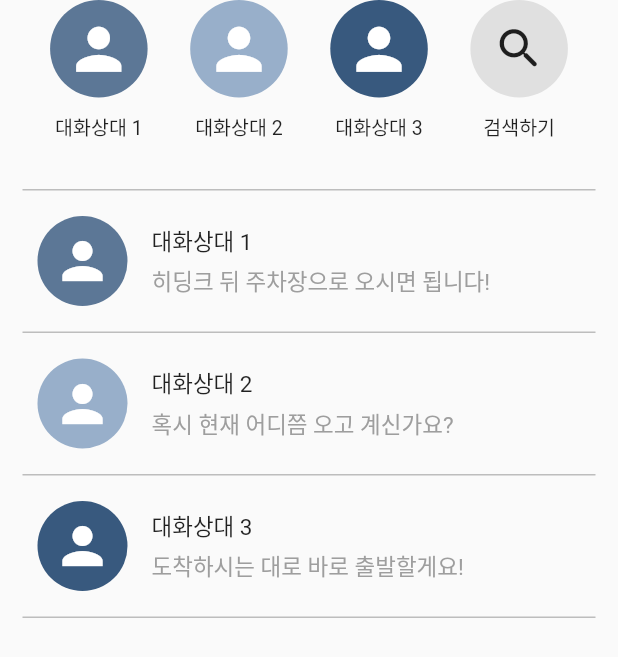
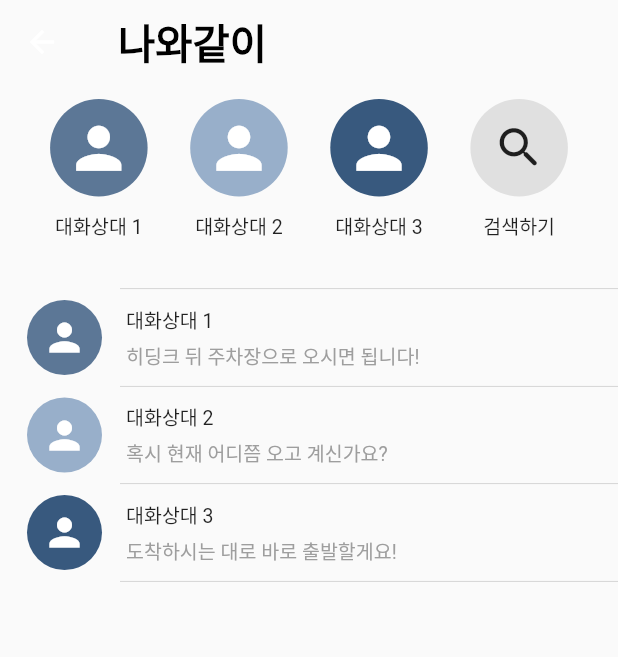
Before and after one commit to readable-ko/TogetherCar, a Flutter app: the ChatScreen screen opened directly, on a phone screen of 412 x 824 dp. Shown: the top 657 px of the screen. Run offline on Flutter 3.47's test engine with Material 2 defaults, Android fonts, the light colour scheme and no system bars; our stand-ins replace get.

Commit message:
채팅 UI 수정

```diff
--- a/lib/chat.dart
+++ b/lib/chat.dart
@@ -15,53 +15,64 @@ class ChatScreenState extends State<ChatScreen> {
     double height = MediaQuery.of(context).size.height;
 
     return Scaffold(
+      appBar: AppBar(
+        centerTitle: false,
+        title: const Text(' 나와같이',
+            style: TextStyle(
+                color: Colors.black,
+                fontSize: 27.0,
+                fontWeight: FontWeight.bold)),
+        elevation: 0.0,
+        backgroundColor: Colors.grey[50],
+      ),
       body: Center(
         child: Column(
           mainAxisAlignment: MainAxisAlignment.start,
+          crossAxisAlignment: CrossAxisAlignment.start,
           children: [
             Container(
-              margin:
-                  const EdgeInsets.only(left: 15.0, right: 15.0, bottom: 15.0),
+              margin: const EdgeInsets.only(
+                  top: 10.0, left: 15.0, right: 15.0, bottom: 25.0),
               child: people(),
             ),
             Divider(
-              height: 35,
-              thickness: 1,
-              indent: 15,
-              endIndent: 15,
+              height: 15,
+              thickness: 0.4,
+              indent: 80,
+              endIndent: 0,
               color: Colors.grey[400],
             ),
             Container(
-              margin: const EdgeInsets.only(left: 15.0, right: 15.0),
+              margin: const EdgeInsets.only(left: 8.0, right: 15.0),
               child: chat1(),
             ),
             Divider(
-              height: 35,
-              thickness: 1,
-              indent: 15,
-              endIndent: 15,
+              height: 15,
+              thickness: 0.4,
+              indent: 80,
+              endIndent: 0,
               color: Colors.grey[400],
             ),
             Container(
-              margin: const EdgeInsets.only(left: 15.0, right: 15.0),
+              margin: const EdgeInsets.only(left: 8.0, right: 15.0),
               child: chat2(),
             ),
             Divider(
-              height: 35,
-              thickness: 1,
-              indent: 15,
-              endIndent: 15,
+              height: 15,
+              thickness: 0.4,
+              indent: 80,
+              endIndent: 0,
               color: Colors.grey[400],
             ),
             Container(
-              margin: const EdgeInsets.only(left: 15.0, right: 15.0),
+              margin: const EdgeInsets.only(left: 8.0, right: 15.0),
               child: chat3(),
             ),
             Divider(
-              height: 35,
-              thickness: 1,
-              indent: 15,
-              endIndent: 15,
+              height: 15,
+              thickness: 0.4,
+              indent: 80,
+              endIndent: 0,
               color: Colors.grey[400],
             ),
           ],
@@ -139,21 +150,21 @@ Widget chat1() {
       Column(children: [
         Container(
           margin: const EdgeInsets.only(left: 10.0, right: 16.0),
-          width: 60,
-          height: 60,
+          width: 50,
+          height: 50,
           decoration: const BoxDecoration(
               color: Color.fromARGB(255, 92, 119, 150),
               borderRadius: BorderRadius.all(Radius.circular(100)) //모서리를 둥글게
               ),
-          child: const Icon(Icons.person, size: 40.0, color: Colors.white),
+          child: const Icon(Icons.person, size: 30.0, color: Colors.white),
         ),
       ]),
       Column(crossAxisAlignment: CrossAxisAlignment.start, children: [
-        const Text('대화상대 1', style: TextStyle(fontSize: 15.0)),
+        const Text('대화상대 1', style: TextStyle(fontSize: 13.0)),
         Container(
           margin: const EdgeInsets.only(top: 5.0),
           child: Text('히딩크 뒤 주차장으로 오시면 됩니다!',
-              style: TextStyle(fontSize: 15.0, color: Colors.grey[500])),
+              style: TextStyle(fontSize: 13.0, color: Colors.grey[500])),
         ),
       ]),
     ],
@@ -167,21 +178,21 @@ Widget chat2() {
       Column(children: [
         Container(
           margin: const EdgeInsets.only(left: 10.0, right: 16.0),
-          width: 60,
-          height: 60,
+          width: 50,
+          height: 50,
           decoration: const BoxDecoration(
               color: Color.fromARGB(255, 152, 175, 202),
               borderRadius: BorderRadius.all(Radius.circular(100)) //모서리를 둥글게
               ),
-          child: const Icon(Icons.person, size: 40.0, color: Colors.white),
+          child: const Icon(Icons.person, size: 30.0, color: Colors.white),
         ),
       ]),
       Column(crossAxisAlignment: CrossAxisAlignment.start, children: [
-        const Text('대화상대 2', style: TextStyle(fontSize: 15.0)),
+        const Text('대화상대 2', style: TextStyle(fontSize: 13.0)),
         Container(
           margin: const EdgeInsets.only(top: 5.0),
           child: Text('혹시 현재 어디쯤 오고 계신가요?',
-              style: TextStyle(fontSize: 15.0, color: Colors.grey[500])),
+              style: TextStyle(fontSize: 13.0, color: Colors.grey[500])),
         ),
       ]),
     ],
@@ -195,21 +206,21 @@ Widget chat3() {
       Column(children: [
         Container(
           margin: const EdgeInsets.only(left: 10.0, right: 16.0),
-          width: 60,
-          height: 60,
+          width: 50,
+          height: 50,
           decoration: const BoxDecoration(
               color: Color(0xFF38597E),
               borderRadius: BorderRadius.all(Radius.circular(100)) //모서리를 둥글게
               ),
-          child: const Icon(Icons.person, size: 40.0, color: Colors.white),
+          child: const Icon(Icons.person, size: 30.0, color: Colors.white),
         ),
       ]),
       Column(crossAxisAlignment: CrossAxisAlignment.start, children: [
-        const Text('대화상대 3', style: TextStyle(fontSize: 15.0)),
+        const Text('대화상대 3', style: TextStyle(fontSize: 13.0)),
         Container(
           margin: const EdgeInsets.only(top: 5.0),
           child: Text('도착하시는 대로 바로 출발할게요!',
-              style: TextStyle(fontSize: 15.0, color: Colors.grey[500])),
+              style: TextStyle(fontSize: 13.0, color: Colors.grey[500])),
         ),
       ]),
     ],
--- a/lib/home.dart
+++ b/lib/home.dart
@@ -33,10 +33,6 @@ class MainScreenState extends State<MainScreen> {
     double height = MediaQuery.of(context).size.height;
 
     return Scaffold(
-      appBar: AppBar(
-        backgroundColor: Colors.grey[50],
-        elevation: 0.0,
-      ),
       bottomNavigationBar: BottomNavigationBar(
         type: BottomNavigationBarType.fixed,
         backgroundColor: Colors.grey[50],
```
